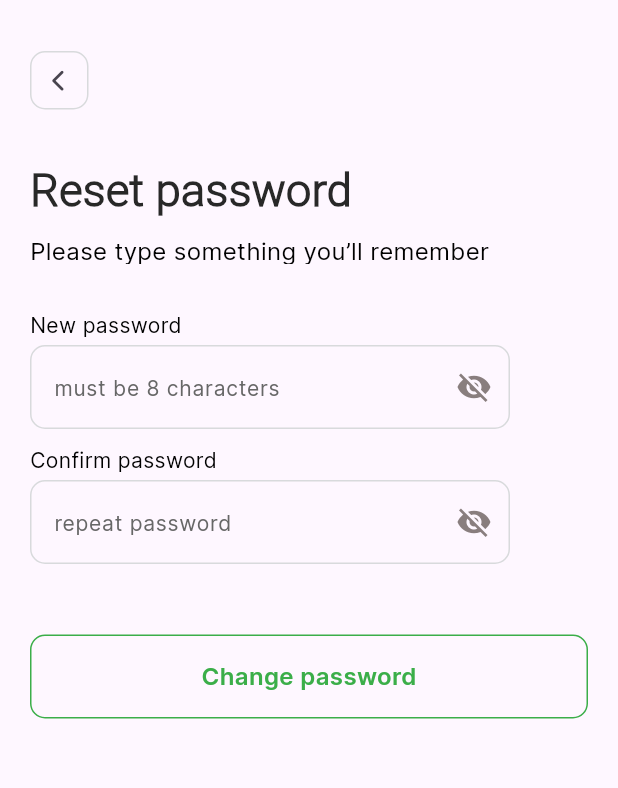
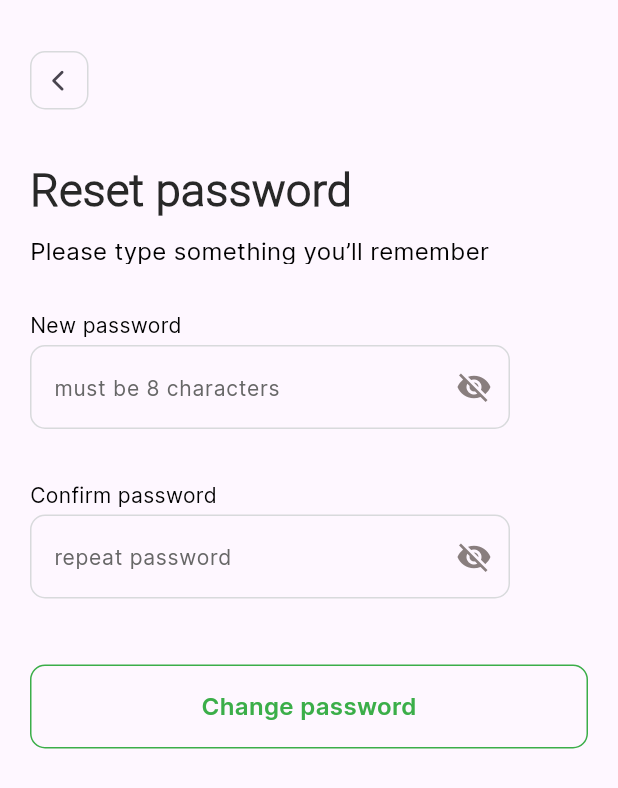
Before and after one commit to Marwanali2/ReNu_graduation_project, a Flutter app: the ResetPasswordView screen opened by its route, on a phone screen of 412 x 824 dp. Shown: the top 788 px of the screen. Run offline on Flutter 3.47's test engine with Material 3 defaults, Android fonts, the phone set to English and light mode, and no system bars; our stand-ins replace bloc, country_code_picker, equatable, firebase_auth, firebase_core, font_awesome_flutter and 4 more; missing offline and left inert: linear_progress_bar; accounts and stored records are empty.

```diff
--- a/lib/features/auth/presentation/views/widgets/reset_password_view_body.dart
+++ b/lib/features/auth/presentation/views/widgets/reset_password_view_body.dart
@@ -20,7 +20,8 @@ class _ResetPasswordViewBodyState extends State<ResetPasswordViewBody> {
 
   @override
   Widget build(BuildContext context) {
-    return SafeArea(
+    return SingleChildScrollView(
+      child: SafeArea(
           child: Padding(
               padding: const EdgeInsets.only(left: 20, right: 20, top: 32),
               child: Form(
@@ -49,7 +50,7 @@ class _ResetPasswordViewBodyState extends State<ResetPasswordViewBody> {
                           const SizedBox(height: 31,),
 
                           SizedBox(
-                height: 80,
+                  height: 103,
                   width: 320,
                   child: Column(
                     crossAxisAlignment: CrossAxisAlignment.start,
@@ -62,7 +63,7 @@ class _ResetPasswordViewBodyState extends State<ResetPasswordViewBody> {
                   )),
                   const SizedBox(height: 10,),
                      SizedBox(
-                height: 80,
+                  height: 103,
                   width: 320,
                   child: Column(
                     crossAxisAlignment: CrossAxisAlignment.start,
@@ -73,11 +74,12 @@ class _ResetPasswordViewBodyState extends State<ResetPasswordViewBody> {
 
                     ],
                   )),
-                const SizedBox(height: 46,),
+                  const SizedBox(height: 20,),
                   CustomButtonField(text: 'Change password',textcolor: borderFormColor,ontap: (){
                     GoRouter.of(context).push(AppRouter.kSuccess);
                   },)
                       ]
-                ))));
+                  )))),
+    );
   }
 }
```
Also changed, not shown: lib/features/antica/presentation/views/widgets/estimate_of_details.dart (+5 -4 lines). Lines whose indentation alone changed are shown as unchanged.
